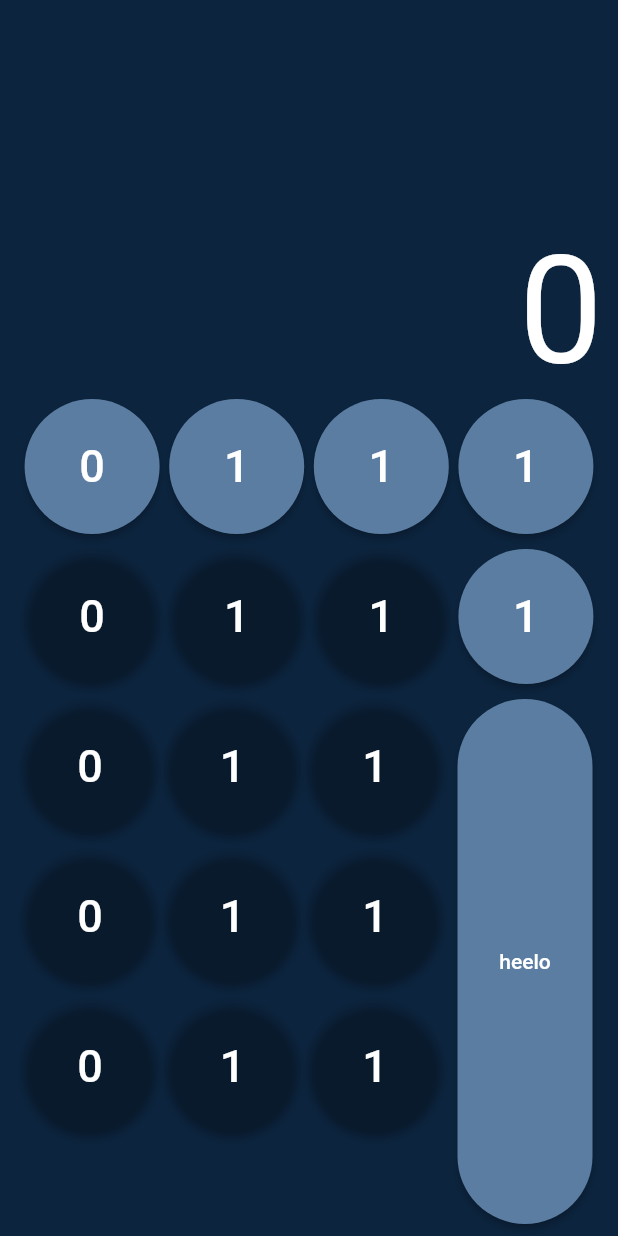
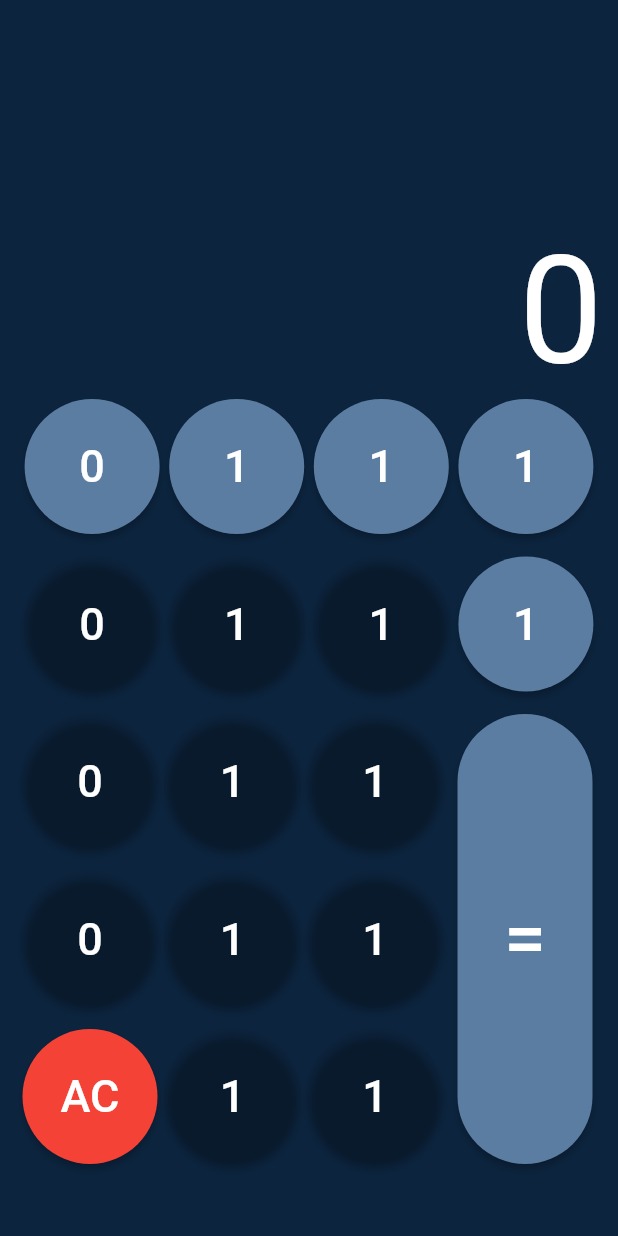
Before and after one commit to dinesh-404/calculator-flutter, a Flutter app: the screen it shows after launch, on a phone screen of 412 x 824 dp. Run offline on Flutter 3.47's test engine with Material 2 defaults, Android fonts, the phone set to English and light mode, and no system bars; our stand-ins replace math_expressions.

Commit message:
design done 90%

```diff
--- a/lib/main.dart
+++ b/lib/main.dart
@@ -119,7 +119,7 @@ class _MyHomePageState extends State<MyHomePage> {
                     style: whiteBtnTxt(),
                   )),
             ]),
-            SizedBox(height: 10),
+            SizedBox(height: 15),
             // second row
             Row(mainAxisAlignment: MainAxisAlignment.spaceEvenly, children: [
               ElevatedButton(
@@ -159,7 +159,7 @@ class _MyHomePageState extends State<MyHomePage> {
                     style: whiteBtnTxt(),
                   )),
             ]),
-            SizedBox(height: 10),
+            SizedBox(height: 15),
 
             Row(
               mainAxisAlignment: MainAxisAlignment.start,
@@ -203,7 +203,7 @@ class _MyHomePageState extends State<MyHomePage> {
                                   )),
                             ]),
                         // fourth row
-                        SizedBox(height: 10),
+                        SizedBox(height: 15),
 
                         Row(
                             mainAxisAlignment: MainAxisAlignment.spaceEvenly,
@@ -238,7 +238,7 @@ class _MyHomePageState extends State<MyHomePage> {
                                   )),
                             ]),
                         // fifth row
-                        SizedBox(height: 10),
+                        SizedBox(height: 15),
 
                         Row(
                             mainAxisAlignment: MainAxisAlignment.spaceEvenly,
@@ -246,13 +246,13 @@ class _MyHomePageState extends State<MyHomePage> {
                             children: [
                               ElevatedButton(
                                   onPressed: () {
-                                    _change("0");
+                                    _clr();
                                   },
-                                  style: tButton(),
-                                  child: Text(
-                                    "0",
-                                    style: whiteBtnTxt(),
-                                  )),
+                                  style: ElevatedButton.styleFrom(
+                                      shape: CircleBorder(),
+                                      minimumSize: Size(90, 90),
+                                      backgroundColor: Colors.red),
+                                  child: Text("AC", style: whiteBtnTxt())),
                               ElevatedButton(
                                   onPressed: () {
                                     _change("1");
@@ -274,12 +274,16 @@ class _MyHomePageState extends State<MyHomePage> {
                             ]),
                       ],
                     )),
-                SizedBox(width: 5, height: 1),
+                SizedBox(width: 5),
                 Container(
+                  padding: EdgeInsets.only(bottom: 50),
                   height: 350,
                   width: 90,
                   child: ElevatedButton(
-                    child: Text("heelo"),
+                    child: Text(
+                      "=",
+                      style: TextStyle(fontSize: 50),
+                    ),
                     onPressed: () {},
                     style: ElevatedButton.styleFrom(
                       shape: StadiumBorder(),
```
